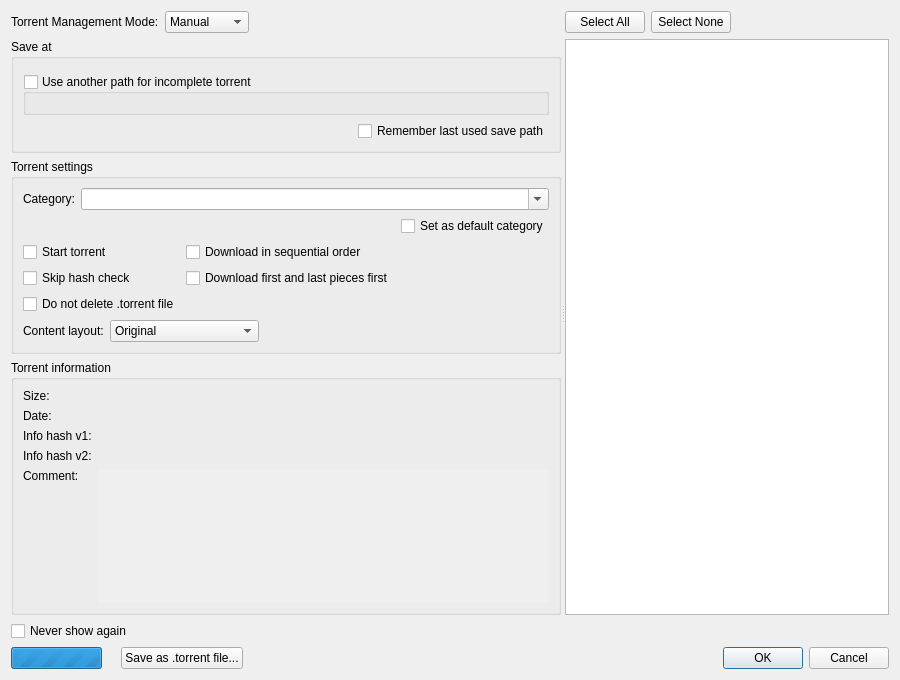
Qt form src/gui/addnewtorrentdialog.ui (SysAdminDoc/qBittorrent-Vanced) before a commit.
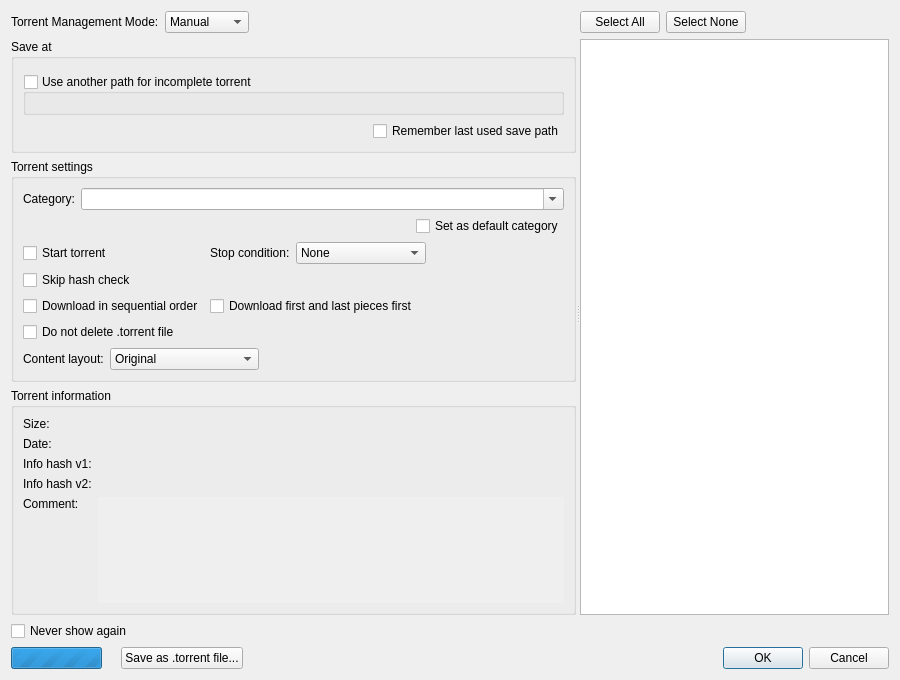
The same form after that commit. Custom widgets are drawn as their Qt base class.

Commit message:
Allow to set torrent stop condition
PR #17814.

Closes #17792.
Closes #929.

(Actually it should close all issues about lack of ability to stop torrent after metadata downloaded or after files are initially checked.)

Also makes explicit the temporary start of the torrent in the case when recheck of the stopped torrent is performed.

```diff
--- a/src/gui/addnewtorrentdialog.ui
+++ b/src/gui/addnewtorrentdialog.ui
@@ -203,44 +203,46 @@
               </item>
               <item>
                <layout class="QGridLayout" name="gridLayout">
-                <item row="2" column="0">
-                 <widget class="QCheckBox" name="doNotDeleteTorrentCheckBox">
-                  <property name="toolTip">
-                   <string>When checked, the .torrent file will not be deleted regardless of the settings at the &quot;Download&quot; page of the Options dialog</string>
-                  </property>
-                  <property name="text">
-                   <string>Do not delete .torrent file</string>
-                  </property>
-                 </widget>
-                </item>
-                <item row="1" column="1">
-                 <widget class="QCheckBox" name="firstLastCheckBox">
-                  <property name="text">
-                   <string>Download first and last pieces first</string>
-                  </property>
-                 </widget>
-                </item>
-                <item row="1" column="0">
-                 <widget class="QCheckBox" name="skipCheckingCheckBox">
-                  <property name="text">
-                   <string>Skip hash check</string>
-                  </property>
-                 </widget>
-                </item>
-                <item row="0" column="1">
-                 <widget class="QCheckBox" name="sequentialCheckBox">
-                  <property name="text">
-                   <string>Download in sequential order</string>
-                  </property>
-                 </widget>
-                </item>
-                <item row="0" column="0">
+               <item row="0" column="0">
                  <widget class="QCheckBox" name="startTorrentCheckBox">
                   <property name="text">
                    <string>Start torrent</string>
                   </property>
                  </widget>
                 </item>
+                <item row="0" column="1">
+                 <layout class="QHBoxLayout" name="stopConditionLayout">
+                 <item>
+                 <widget class="QLabel" name="stopConditionLabel">
+                  <property name="text">
+                   <string>Stop condition:</string>
+                  </property>
+                 </widget>
+                 </item>
+                 <item>
+                 <widget class="QComboBox" name="stopConditionComboBox">
+                  <property name="currentIndex">
+                   <number>0</number>
+                  </property>
+                  <item>
+                   <property name="text">
+                    <string>None</string>
+                   </property>
+                  </item>
+                  <item>
+                   <property name="text">
+                    <string>Metadata received</string>
+                   </property>
+                  </item>
+                  <item>
+                   <property name="text">
+                    <string>Files checked</string>
+                   </property>
+                  </item>
+                 </widget>
+                 </item>
+                 </layout>
+                </item>
                 <item row="0" column="2">
                  <spacer name="horizontalSpacer_3">
                   <property name="orientation">
@@ -254,6 +256,37 @@
                   </property>
                  </spacer>
                 </item>
+                <item row="1" column="0">
+                 <widget class="QCheckBox" name="skipCheckingCheckBox">
+                  <property name="text">
+                   <string>Skip hash check</string>
+                  </property>
+                 </widget>
+                </item>
+                <item row="2" column="0">
+                 <widget class="QCheckBox" name="sequentialCheckBox">
+                  <property name="text">
+                   <string>Download in sequential order</string>
+                  </property>
+                 </widget>
+                </item>
+                <item row="2" column="1">
+                 <widget class="QCheckBox" name="firstLastCheckBox">
+                  <property name="text">
+                   <string>Download first and last pieces first</string>
+                  </property>
+                 </widget>
+                </item>
+                <item row="3" column="0">
+                 <widget class="QCheckBox" name="doNotDeleteTorrentCheckBox">
+                  <property name="toolTip">
+                   <string>When checked, the .torrent file will not be deleted regardless of the settings at the &quot;Download&quot; page of the Options dialog</string>
+                  </property>
+                  <property name="text">
+                   <string>Do not delete .torrent file</string>
+                  </property>
+                 </widget>
+                </item>
                </layout>
               </item>
               <item>
```
The commit also changes 18 other files.
